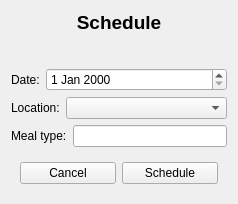
The window that home_ims/src/view/ui/popup/schedule_meal.ui (isaac-ucalgary/CPSC471_Fall2024_GroupProject) describes before a commit, drawn with Qt 5.
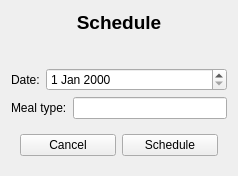
The same window after the commit.

Commit message: Meal consumption functional.

Diff of the .ui file:
```diff
--- a/home_ims/src/view/ui/popup/schedule_meal.ui
+++ b/home_ims/src/view/ui/popup/schedule_meal.ui
@@ -7,7 +7,7 @@
     <x>0</x>
     <y>0</y>
     <width>238</width>
-    <height>201</height>
+    <height>173</height>
    </rect>
   </property>
   <property name="windowTitle">
@@ -80,41 +80,6 @@
      </layout>
     </widget>
    </item>
-   <item>
-    <widget class="QWidget" name="widget_3" native="true">
-     <layout class="QHBoxLayout" name="horizontalLayout_2">
-      <property name="leftMargin">
-       <number>0</number>
-      </property>
-      <property name="topMargin">
-       <number>0</number>
-      </property>
-      <property name="rightMargin">
-       <number>0</number>
-      </property>
-      <property name="bottomMargin">
-       <number>0</number>
-      </property>
-      <item>
-       <widget class="QLabel" name="label_6">
-        <property name="text">
-         <string>Location:</string>
-        </property>
-       </widget>
-      </item>
-      <item>
-       <widget class="QComboBox" name="locationSelector">
-        <property name="sizePolicy">
-         <sizepolicy hsizetype="Expanding" vsizetype="Fixed">
-          <horstretch>0</horstretch>
-          <verstretch>0</verstretch>
-         </sizepolicy>
-        </property>
-       </widget>
-      </item>
-     </layout>
-    </widget>
-   </item>
    <item>
     <widget class="QWidget" name="widget_2" native="true">
      <layout class="QHBoxLayout" name="horizontalLayout_5">
```
The commit also changes 3 other files.
